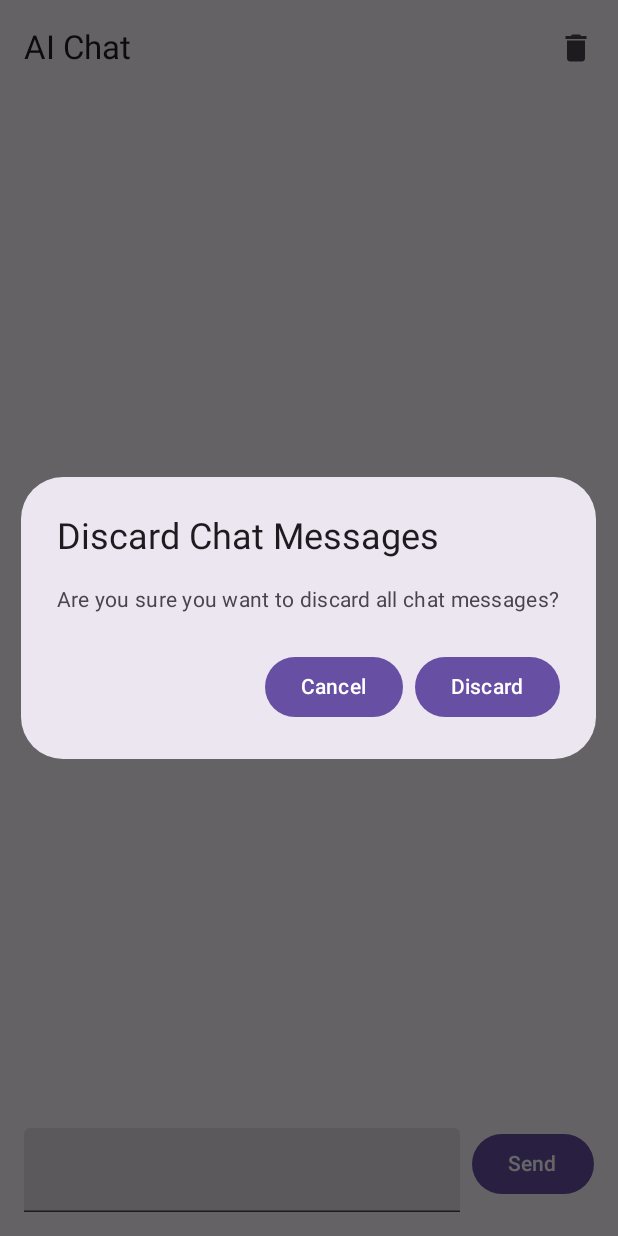
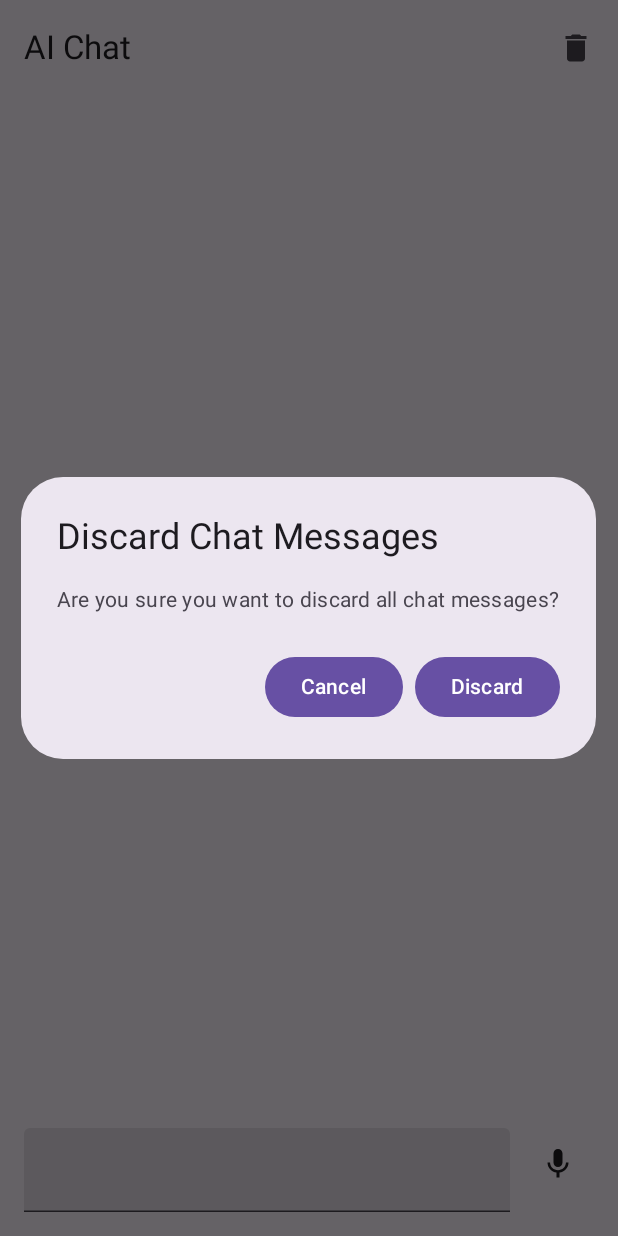
Before and after one commit to rogerrocaarano/uagrm_topicos_AiChat, an Android app built with Jetpack Compose: the screen it shows after launch (MainActivity), after a tap on "Discard Chat Messages", on a phone screen of 412 x 824 dp. Run offline under Robolectric (Android 15) with nearby library versions, the phone set to English and light mode, and no system bars; libraries missing offline, so code that uses them is left out: com.mikepenz.markdown.

Commit message:
feat: enhance chat input with recording functionality and update state management

```diff
--- a/android_ios/composeApp/build.gradle.kts
+++ b/android_ios/composeApp/build.gradle.kts
@@ -53,6 +53,7 @@ kotlin {
             implementation(libs.ktor.serialization.json)
             implementation(libs.markdown.renderer)
             implementation(libs.markdown.renderer.m3)
+            implementation(compose.materialIconsExtended)
         }
     }
 
--- a/android_ios/composeApp/src/commonMain/kotlin/me/rogerroca/aichat/ui/components/ChatPrompt.kt
+++ b/android_ios/composeApp/src/commonMain/kotlin/me/rogerroca/aichat/ui/components/ChatPrompt.kt
@@ -23,7 +23,9 @@ import me.rogerroca.aichat.repositories.MessageRepository
 
 @Composable
 fun ChatPrompt() {
-    var input by remember { mutableStateOf(TextFieldValue("")) }
+    var userPrompt by remember { mutableStateOf(TextFieldValue("")) }
+    var userIsSpeeching by remember { mutableStateOf(false) }
+    var userIsWriting by remember { mutableStateOf(false) }
     val coroutineScope = rememberCoroutineScope()
     val keyboardController = LocalSoftwareKeyboardController.current
     val focusManager = LocalFocusManager.current
@@ -32,25 +34,31 @@ fun ChatPrompt() {
         modifier = Modifier.padding(16.dp)
     ) {
         TextField(
-            value = input,
-            onValueChange = { input = it },
+            value = userPrompt,
+            onValueChange = {
+                userPrompt = it
+                userIsWriting = it.text.isNotEmpty()
+            },
             modifier = Modifier.weight(1f)
         )
         Spacer(
             modifier = Modifier.width(8.dp)
         )
-        Button(
-            onClick = {
-                if (input.text.isNotEmpty()) {
-                    val promptText = input.text
+
+        if (userIsWriting) {
+            Button(
+                onClick = {
+                    val promptText = userPrompt.text
                     coroutineScope.launch { MessageRepository.addUserMessage(promptText) }
-                    input = TextFieldValue("")
+                    userPrompt = TextFieldValue("")
                     keyboardController?.hide()
                     focusManager.clearFocus()
                 }
+            ) {
+                Text("Send")
             }
-        ) {
-            Text("Send")
+        } else {
+            RecordButton(userPrompt)
         }
     }
 }
--- /dev/null
+++ b/android_ios/composeApp/src/commonMain/kotlin/me/rogerroca/aichat/ui/components/RecordButton.kt
@@ -0,0 +1,18 @@
+package me.rogerroca.aichat.ui.components
+
+import androidx.compose.material.icons.Icons
+import androidx.compose.material.icons.filled.Mic
+import androidx.compose.material3.Icon
+import androidx.compose.material3.IconButton
+import androidx.compose.runtime.Composable
+import androidx.compose.ui.text.input.TextFieldValue
+
+@Composable
+fun RecordButton(input : TextFieldValue) {
+    IconButton(onClick = { /*TODO*/ }) {
+        Icon(
+            imageVector = Icons.Filled.Mic,
+            contentDescription = "Record"
+        )
+    }
+}
```
